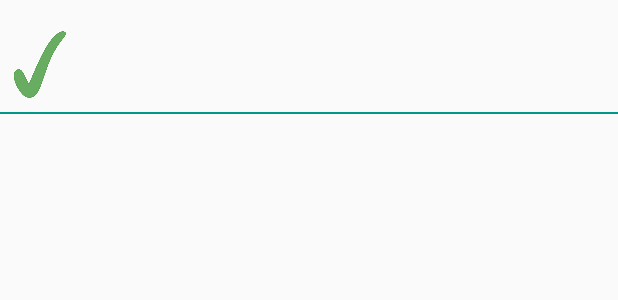
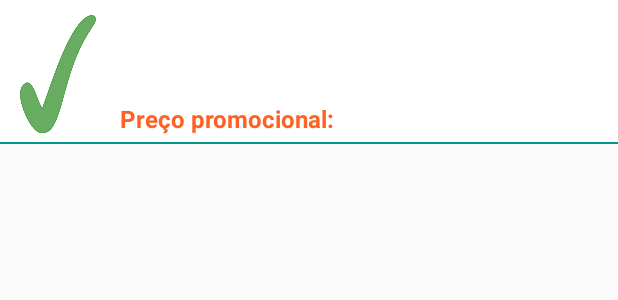
Before and after one commit to dpacanhella/miguelopolis, an Android app: the layout item_promocoes.xml on its own in the app's theme, with its tools: preview values and no code run, on a phone screen of 412 x 824 dp. Shown: the top 300 px of the screen. Run offline under Robolectric (Android 15) with nearby library versions, the light colour scheme and no system bars.

```diff
--- a/app/build.gradle
+++ b/app/build.gradle
@@ -61,6 +61,7 @@ dependencies {
     compile 'com.android.support.constraint:constraint-layout:1.0.2'
     compile 'com.squareup.picasso:picasso:2.5.2'
     compile 'com.google.android.gms:play-services-analytics:7.3.0'
+//    compile 'com.google.firebase:firebase-core:9.6.1'
     testCompile 'junit:junit:4.12'
 }
 
--- a/app/src/main/java/br/dpacanhella/miguelopolis/data/model/FarmaciaDetalhes.java
+++ b/app/src/main/java/br/dpacanhella/miguelopolis/data/model/FarmaciaDetalhes.java
@@ -26,6 +26,6 @@ public class FarmaciaDetalhes {
 
     private Boolean plantao;
 
-    private List<Promocao> promocoes = new ArrayList<Promocao>();
+    private List<Promocao> promocoes;
 
 }
--- a/app/src/main/res/layout/activity_promocoes.xml
+++ b/app/src/main/res/layout/activity_promocoes.xml
@@ -4,7 +4,7 @@
     android:orientation="vertical"
     android:layout_width="match_parent"
     android:layout_height="match_parent"
-    android:background="#ddd">
+    android:background="#fff">
 
     <android.support.v7.widget.Toolbar
         android:id="@+id/tb_main"
--- a/app/src/main/res/layout/item_promocoes.xml
+++ b/app/src/main/res/layout/item_promocoes.xml
@@ -3,9 +3,25 @@
     xmlns:app="http://schemas.android.com/apk/res-auto"
     android:layout_width="wrap_content"
     android:layout_height="wrap_content"
+    android:clickable="true"
+    android:foreground="?android:attr/selectableItemBackground"
     android:paddingTop="10dp"
-    android:clickable="true"
-    android:foreground="?android:attr/selectableItemBackground">
+    android:background="#fff">
+
+
+    <TextView
+        android:id="@+id/item_promocao_valor_inicial"
+        android:layout_width="wrap_content"
+        android:layout_height="wrap_content"
+        android:textColor="#000000"
+        android:textSize="12sp"
+        android:layout_alignParentRight="true"
+        android:layout_alignParentEnd="true"
+        android:layout_toRightOf="@+id/imageView"
+        android:layout_toEndOf="@+id/imageView"
+        android:layout_above="@+id/txtLblPreco"
+        android:layout_below="@+id/item_promocao_nome" />
+
 
     <TextView
         android:id="@+id/item_promocao_nome"
@@ -13,53 +29,57 @@
         android:layout_height="wrap_content"
         android:paddingRight="16dp"
         android:textColor="#000000"
+        android:textSize="18sp"
         android:textStyle="bold"
-            android:textSize="18sp"
         android:layout_alignParentTop="true"
         android:layout_toRightOf="@+id/imageView"
         android:layout_toEndOf="@+id/imageView" />
 
     <TextView
-            android:id="@+id/item_promocao_valor_inicial"
+        android:id="@+id/txtLblPreco"
         android:layout_width="wrap_content"
         android:layout_height="wrap_content"
         android:paddingRight="16dp"
-            android:textColor="#000000"
-            android:textSize="14sp"
         android:textAlignment="center"
-            android:layout_below="@+id/item_promocao_nome"
-            android:layout_alignLeft="@+id/item_promocao_nome"
-            android:layout_alignStart="@+id/item_promocao_nome" />
-
+        android:textColor="#ff6124"
+        android:textSize="16sp"
+        android:textStyle="bold"
+        android:text="Preço promocional:"
+        android:layout_alignBottom="@+id/imageView"
+        android:layout_toRightOf="@+id/imageView"
+        android:layout_toEndOf="@+id/imageView" />
 
     <TextView
         android:id="@+id/item_promocao_valor_final"
         android:layout_width="wrap_content"
         android:layout_height="wrap_content"
         android:paddingRight="16dp"
-            android:textColor="#000000"
-            android:textSize="14sp"
         android:textAlignment="center"
-            android:layout_below="@+id/item_promocao_valor_inicial"
-            android:layout_alignLeft="@+id/item_promocao_valor_inicial"
-            android:layout_alignStart="@+id/item_promocao_valor_inicial" />
+        android:textColor="#ff6124"
+        android:textStyle="bold"
+        android:textSize="16sp"
+        android:layout_alignBottom="@+id/txtLblPreco"
+        android:layout_toRightOf="@+id/txtLblPreco"
+        android:layout_toEndOf="@+id/txtLblPreco" />
 
     <View
         android:id="@+id/vw.divider"
         android:layout_width="match_parent"
         android:layout_height="1dp"
         android:layout_below="@+id/item_promocao_nome"
-            android:layout_marginTop="40dp"
+        android:layout_marginTop="60dp"
         android:background="@color/colorPrimary" />
 
     <ImageView
         android:id="@+id/imageView"
-            android:layout_width="60dp"
-            android:layout_height="60dp"
+        android:layout_width="80dp"
+        android:layout_height="80dp"
+        android:adjustViewBounds="true"
         android:paddingRight="16dp"
+        android:scaleType="fitXY"
+        app:srcCompat="@mipmap/certo"
+        android:layout_alignParentTop="true"
         android:layout_alignParentLeft="true"
-            android:layout_alignParentStart="true"
-            app:srcCompat="@mipmap/certo"
-            android:layout_alignBottom="@+id/item_promocao_valor_final" />
+        android:layout_alignParentStart="true" />
 
 </RelativeLayout>
--- a/app/src/main/res/values/strings.xml
+++ b/app/src/main/res/values/strings.xml
@@ -1,7 +1,7 @@
 <resources>
     <string name="app_name">Farma Migue</string>
-    <string name="frag_farmacia_toolbar_title">Cadastro de matriculados</string>
     <string name="getAll_farmacias_error">Erro ao obter lista de farmácias</string>
+    <string name="getAll_promocao_error">Erro ao obter lista de promoções</string>
     <string name="label_ok">Ok</string>
     <string name="dialog_title_error">Erro</string>
     <string name="endereco">Endereço: </string>
```
Also changed, not shown: app/src/main/java/br/dpacanhella/miguelopolis/DetalhesActivity.java (+51 -7 lines), app/src/main/java/br/dpacanhella/miguelopolis/OnibusActivity.java (+26 -0 lines), app/src/main/java/br/dpacanhella/miguelopolis/adapter/FarmaciasAdapter.java (+11 -2 lines), app/src/main/java/br/dpacanhella/miguelopolis/adapter/PromocoesAdapter.java (added, +98 -0 lines), app/src/main/java/br/dpacanhella/miguelopolis/data/model/Promocao.java (+50 -1 lines), app/src/main/res/layout/farmacia_detalhes.xml (+6 -6 lines). Lines whose indentation alone changed are shown as unchanged.
